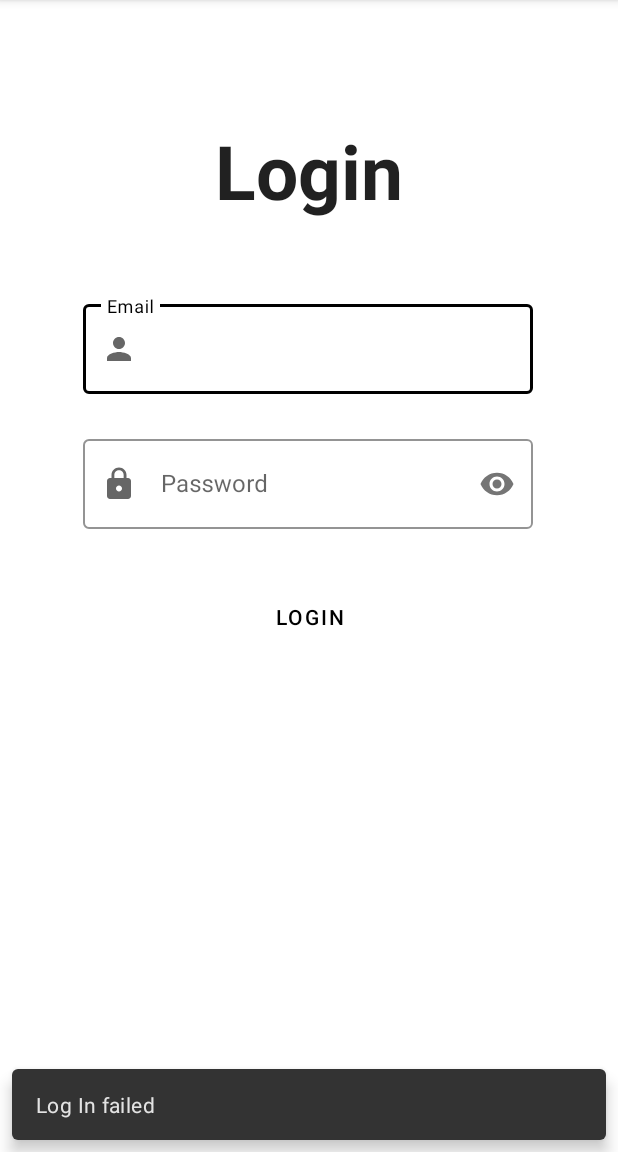
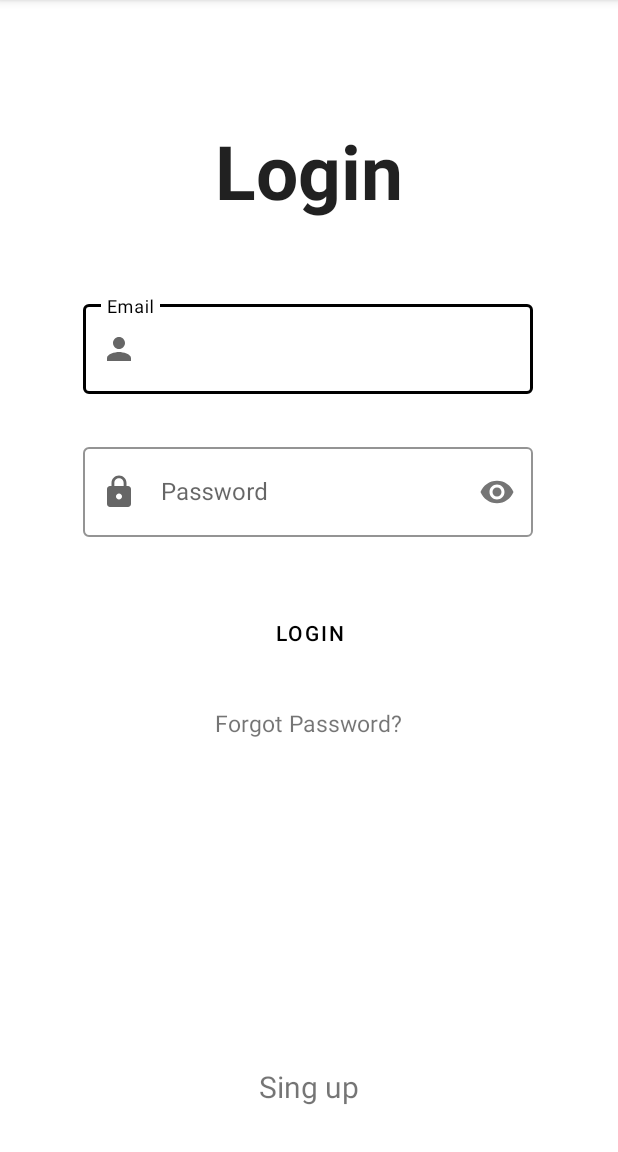
Before and after one commit to GlacierPower/Second_Android_Project, an Android app: the screen it shows after launch (MainActivity), after a tap on "LOGIN", on a phone screen of 412 x 824 dp, the part 84-1236 px from its top. Run offline under Robolectric (Android 15) with nearby library versions, the phone set to English and light mode, and no system bars; our stand-ins replace Firebase (no records; nobody signed in at launch, a user with empty details on screens opened directly); Roboto replaces fonts that are not available here.

Commit message:
HomeWork 20

```diff
--- a/app/src/main/java/com/zhenya_flower/firstlesson_kotlin/LoginFragment.kt
+++ b/app/src/main/java/com/zhenya_flower/firstlesson_kotlin/LoginFragment.kt
@@ -1,24 +1,27 @@
 package com.zhenya_flower.firstlesson_kotlin
 
 import android.os.Bundle
+import android.text.TextUtils
 import android.view.LayoutInflater
 import android.view.View
 import android.view.ViewGroup
 import android.widget.Button
 import android.widget.EditText
 import android.widget.TextView
-import android.widget.Toast
 import androidx.fragment.app.Fragment
-import com.google.android.material.snackbar.Snackbar
+import com.google.android.material.textfield.TextInputLayout
 import com.google.firebase.auth.FirebaseAuth
 
 class LoginFragment : Fragment() {
 
-    lateinit var etEmail: EditText
+    private lateinit var etEmail: EditText
     private lateinit var etPass: EditText
-    lateinit var btnLogin: Button
-    lateinit var auth: FirebaseAuth
-    lateinit var singUpText: TextView
+    private lateinit var btnLogin: Button
+    private lateinit var auth: FirebaseAuth
+    private lateinit var singUpText: TextView
+    private lateinit var forgotPass: TextView
+    private lateinit var layoutEmail: TextInputLayout
+    private lateinit var layoutPass: TextInputLayout
 
     override fun onCreateView(
         inflater: LayoutInflater, container: ViewGroup?,
@@ -30,10 +33,14 @@ class LoginFragment : Fragment() {
     override fun onViewCreated(view: View, savedInstanceState: Bundle?) {
         super.onViewCreated(view, savedInstanceState)
         singUpText = view.findViewById(R.id.sign_up)
+        forgotPass = view.findViewById(R.id.forgot_pass)
         btnLogin = view.findViewById(R.id.btn_login)
         etEmail = view.findViewById(R.id.email)
         etPass = view.findViewById(R.id.password)
+        layoutEmail = view.findViewById(R.id.layoutEmail)
+        layoutPass = view.findViewById(R.id.layoutPassword)
         auth = FirebaseAuth.getInstance()
+
 
 
         btnLogin.setOnClickListener {
@@ -41,10 +48,11 @@ class LoginFragment : Fragment() {
 
         }
         singUpText.setOnClickListener {
-            parentFragmentManager
-                .beginTransaction()
-                .add(R.id.activityContainer, RegistrationFragment())
-                .commit()
+            singUp()
+        }
+
+        forgotPass.setOnClickListener {
+            forgotPass()
         }
 
     }
@@ -52,17 +60,38 @@ class LoginFragment : Fragment() {
     private fun login() {
         val email = etEmail.text.toString()
         val pass = etPass.text.toString()
+        if (!TextUtils.isEmpty(email) && !TextUtils.isEmpty(pass)) {
+            auth!!.signInWithEmailAndPassword(email!!, pass!!)
+                .addOnCompleteListener { task ->
+                    if (task.isSuccessful) {
+                        view?.showsnackBar("Successfully LoggedIn")
+                        parentFragmentManager
+                            .beginTransaction()
+                            .replace(R.id.activityContainer, MainFragment())
+                            .commit()
+                    } else {
+                        layoutEmail.helperText = "Enter email"
+                        layoutPass.helperText = "Enter password"
+                        view?.showsnackBar("Authentication failed.")
+                    }
+                }
+        }
 
-        auth.signInWithEmailAndPassword(email, pass).addOnCompleteListener { task ->
-            if (task.isSuccessful || email.isNotBlank() || pass.isNotBlank()) {
-                view?.showsnackBar("Successfully LoggedIn")
-                parentFragmentManager
-                    .beginTransaction()
-                    .replace(R.id.activityContainer, MainFragment())
-                    .commit()
-            } else
-                view?.showsnackBar("Log In failed ")
-        }
     }
 
+    private fun singUp() {
+        parentFragmentManager
+            .beginTransaction()
+            .add(R.id.activityContainer, RegistrationFragment())
+            .addToBackStack("add")
+            .commit()
+    }
+
+    private fun forgotPass() {
+        parentFragmentManager
+            .beginTransaction()
+            .add(R.id.activityContainer, ForgotPassFragment())
+            .addToBackStack("add")
+            .commit()
+    }
 }
--- a/app/src/main/res/layout/fragment_login.xml
+++ b/app/src/main/res/layout/fragment_login.xml
@@ -26,10 +26,11 @@
         android:id="@+id/layoutEmail"
         style="@style/Widget.MaterialComponents.TextInputLayout.OutlinedBox"
         android:layout_width="300dp"
-        android:layout_height="80dp"
+        android:layout_height="85dp"
         android:layout_marginTop="50dp"
         android:autofillHints="emailAddress"
         android:hint="@string/enter_email"
+        app:helperTextTextColor="@color/errorColor"
         app:boxStrokeColor="@color/black"
         app:boxStrokeErrorColor="@color/errorColor"
         app:errorEnabled="true"
@@ -52,10 +53,11 @@
         android:id="@+id/layoutPassword"
         style="@style/Widget.MaterialComponents.TextInputLayout.OutlinedBox"
         android:layout_width="300dp"
-        android:layout_height="80dp"
+        android:layout_height="85dp"
         android:layout_marginTop="10dp"
         android:autofillHints="password"
         android:hint="@string/enter_password"
+        app:helperTextTextColor="@color/errorColor"
         app:boxStrokeColor="@color/black"
         app:boxStrokeErrorColor="@color/errorColor"
         app:boxStrokeWidthFocused="@dimen/cardview_compat_inset_shadow"
@@ -97,8 +99,21 @@
         android:layout_height="wrap_content"
         android:layout_marginBottom="30dp"
         android:text="@string/sing_up"
-        android:textSize="20dp"
+        android:textSize="20sp"
         app:layout_constraintBottom_toBottomOf="parent"
         app:layout_constraintEnd_toEndOf="parent"
         app:layout_constraintStart_toStartOf="parent" />
+
+    <com.google.android.material.textview.MaterialTextView
+        android:id="@+id/forgot_pass"
+        android:layout_width="wrap_content"
+        android:layout_height="wrap_content"
+        android:layout_marginBottom="224dp"
+        android:text="@string/forgot_password"
+        android:textSize="15sp"
+        app:layout_constraintBottom_toBottomOf="parent"
+        app:layout_constraintEnd_toEndOf="parent"
+        app:layout_constraintStart_toStartOf="parent"
+        app:layout_constraintTop_toBottomOf="@+id/btn_login"
+        app:layout_constraintVertical_bias="0.327" />
 </androidx.constraintlayout.widget.ConstraintLayout>
--- /dev/null
+++ b/app/src/main/res/menu/main_fragment_menu.xml
@@ -0,0 +1,6 @@
+<?xml version="1.0" encoding="utf-8"?>
+<menu xmlns:android="http://schemas.android.com/apk/res/android">
+<item
+        android:id="@+id/log_out"
+        android:title="Logout" />
+</menu>
--- a/app/src/main/res/values/strings.xml
+++ b/app/src/main/res/values/strings.xml
@@ -13,4 +13,10 @@
     <string name="i_agree_to_the_terms">I agree to the Terms</string>
     <string name="already_have_an_account">Already have an account</string>
     <string name="welcome_to_main_fragment">Welcome to Main Fragment</string>
+    <string name="send_password_reset_email">Send password reset email</string>
+    <string name="forgot_password">Forgot Password?</string>
+    <string name="email_sent">Email sent.</string>
+    <string name="user_not_found">No user found with this email.</string>
+    <string name="ent_email">Enter Email</string>
+    <string name="ent_pass">Enter password</string>
 </resources>
```
Also changed, not shown: app/src/main/java/com/zhenya_flower/firstlesson_kotlin/ForgotPassFragment.kt (added, +61 -0 lines), app/src/main/java/com/zhenya_flower/firstlesson_kotlin/MainFragment.kt (+33 -3 lines), app/src/main/java/com/zhenya_flower/firstlesson_kotlin/RegistrationFragment.kt (+32 -8 lines), app/src/main/res/layout/fragment_forgot_pass.xml (added, +51 -0 lines), app/src/main/res/layout/fragment_registration.xml (+10 -6 lines).
